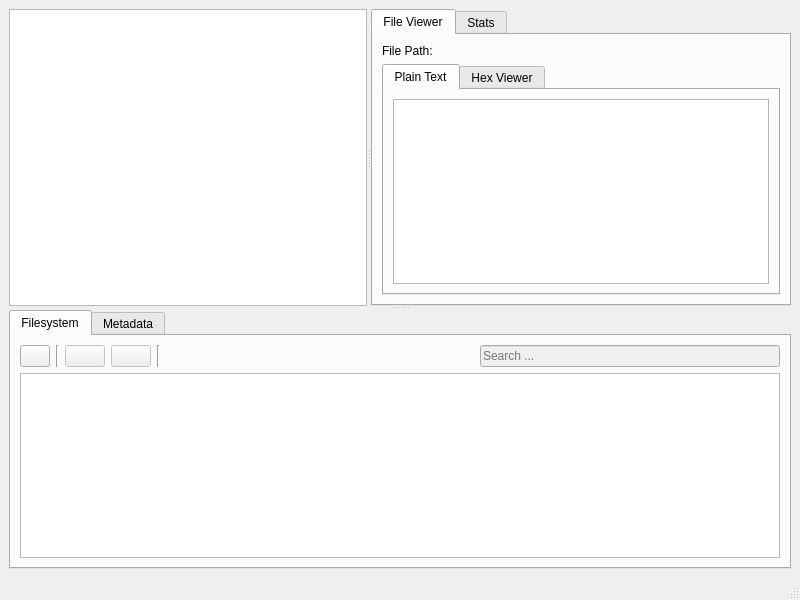
davidferrei/nomen, file src/ui/windows/mainwindow.ui: the form before one commit.
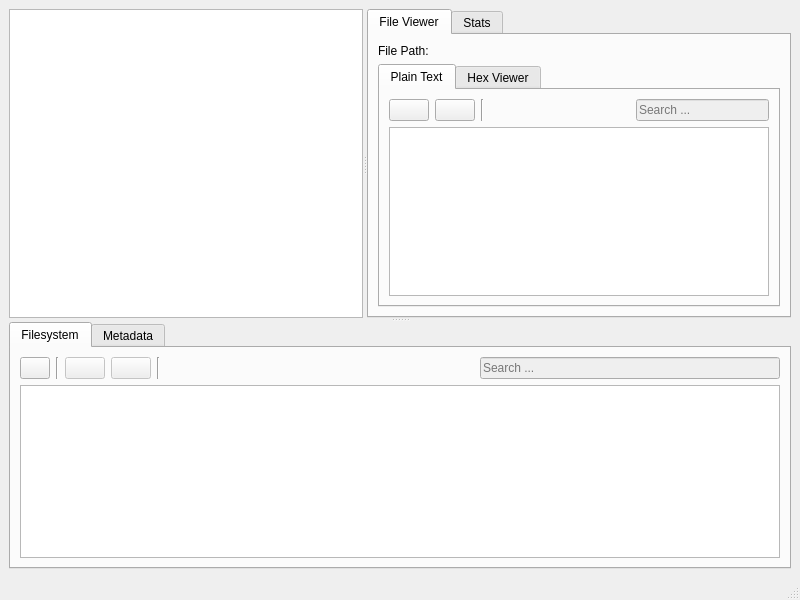
The form after the commit. Icons and pictures are not drawn.

Commit message: Implemented the PlainText Viewer Widget

```diff
--- a/src/ui/windows/mainwindow.ui
+++ b/src/ui/windows/mainwindow.ui
@@ -69,6 +69,71 @@
                 <string>Plain Text</string>
                </attribute>
                <layout class="QVBoxLayout" name="verticalLayout_plainText">
+                <item>
+                 <layout class="QVBoxLayout" name="verticalLayout_4">
+                  <item>
+                   <layout class="QHBoxLayout" name="horizontalLayout_2">
+                    <item>
+                     <widget class="QPushButton" name="prevPageBtn">
+                      <property name="text">
+                       <string/>
+                      </property>
+                      <property name="icon">
+                       <iconset theme="QIcon::ThemeIcon::GoPrevious"/>
+                      </property>
+                     </widget>
+                    </item>
+                    <item>
+                     <widget class="QPushButton" name="nextPageBtn">
+                      <property name="text">
+                       <string/>
+                      </property>
+                      <property name="icon">
+                       <iconset theme="QIcon::ThemeIcon::GoNext"/>
+                      </property>
+                     </widget>
+                    </item>
+                    <item>
+                     <widget class="Line" name="line_3">
+                      <property name="orientation">
+                       <enum>Qt::Orientation::Vertical</enum>
+                      </property>
+                     </widget>
+                    </item>
+                    <item>
+                     <widget class="QLabel" name="pageLabel">
+                      <property name="text">
+                       <string/>
+                      </property>
+                     </widget>
+                    </item>
+                    <item>
+                     <spacer name="horizontalSpacer_2">
+                      <property name="orientation">
+                       <enum>Qt::Orientation::Horizontal</enum>
+                      </property>
+                      <property name="sizeHint" stdset="0">
+                       <size>
+                        <width>40</width>
+                        <height>20</height>
+                       </size>
+                      </property>
+                     </spacer>
+                    </item>
+                    <item>
+                     <widget class="QLineEdit" name="fileSeachLineEdit">
+                      <property name="enabled">
+                       <bool>false</bool>
+                      </property>
+                      <property name="placeholderText">
+                       <string>Search ...</string>
+                      </property>
+                     </widget>
+                    </item>
+                   </layout>
+                  </item>
+                 </layout>
+                </item>
                 <item>
                  <widget class="QPlainTextEdit" name="plainTextView">
                   <property name="sizePolicy">
```
The commit also changes 5 other files.
